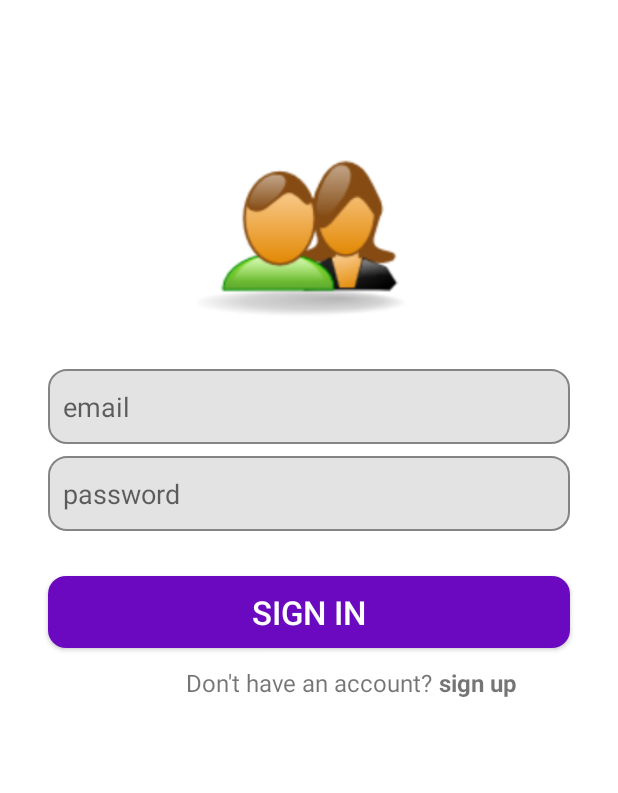
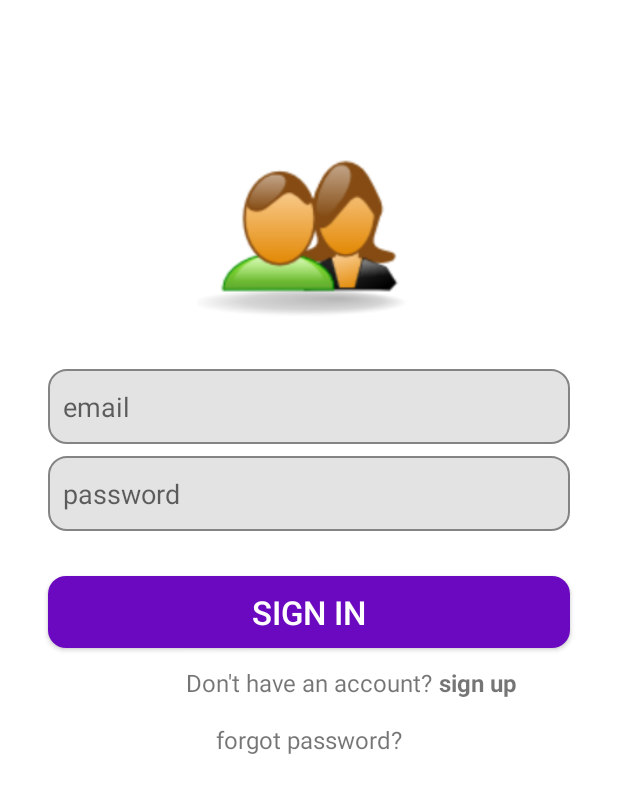
Before and after one commit to umutcansahinn/BudgetApp, an Android app: the screen it shows after launch (MainActivity), on a phone screen of 412 x 824 dp. Shown: the top 793 px of the screen. Run offline under Robolectric (Android 15) with nearby library versions, the phone set to English and light mode, and no system bars; our stand-ins replace Dagger/Hilt's generated code, Firebase (no records; nobody signed in at launch, a user with empty details on screens opened directly), navigation-ui; Roboto replaces fonts that are not available here.

Commit message:
added forgot password feature

```diff
--- a/app/src/main/AndroidManifest.xml
+++ b/app/src/main/AndroidManifest.xml
@@ -2,6 +2,8 @@
 <manifest xmlns:android="http://schemas.android.com/apk/res/android"
     xmlns:tools="http://schemas.android.com/tools">
 
+    <uses-permission android:name="android.permission.INTERNET">
+    </uses-permission>
     <application
         android:name=".HiltApplication"
         android:allowBackup="true"
--- a/app/src/main/java/com/example/paranikontrolet/data/repository/FirebaseAuthenticatorImpl.kt
+++ b/app/src/main/java/com/example/paranikontrolet/data/repository/FirebaseAuthenticatorImpl.kt
@@ -36,4 +36,9 @@ class FirebaseAuthenticatorImpl @Inject constructor(
         return auth.currentUser
     }
 
+    override suspend fun forgotPassword(email: String): Task<Void> {
+        return auth.sendPasswordResetEmail(email)
+    }
+
+
 }
--- a/app/src/main/java/com/example/paranikontrolet/di/AppModule.kt
+++ b/app/src/main/java/com/example/paranikontrolet/di/AppModule.kt
@@ -54,7 +54,8 @@ object AppModule {
             signInUseCase = SignInUseCase(auth = auth),
             signOutUseCase = SignOutUseCase(auth = auth),
             signUpUseCase = SignUpUseCase(auth = auth),
-            getCurrentUserInfoUseCase = GetCurrentUserInfoUseCase(auth = auth)
+            getCurrentUserInfoUseCase = GetCurrentUserInfoUseCase(auth = auth),
+            forgotPasswordUseCase = ForgotPasswordUseCase(auth = auth)
         )
     }
     @Provides
--- a/app/src/main/java/com/example/paranikontrolet/domain/repository/FirebaseAuthenticator.kt
+++ b/app/src/main/java/com/example/paranikontrolet/domain/repository/FirebaseAuthenticator.kt
@@ -21,4 +21,6 @@ interface FirebaseAuthenticator {
     suspend fun getCurrentUser(): Boolean
 
     suspend fun getCurrentUserInfo(): FirebaseUser?
+
+    suspend fun forgotPassword(email: String): Task<Void>
 }
--- a/app/src/main/java/com/example/paranikontrolet/domain/usecase/AuthUseCase.kt
+++ b/app/src/main/java/com/example/paranikontrolet/domain/usecase/AuthUseCase.kt
@@ -7,5 +7,6 @@ data class AuthUseCase(
     val signInUseCase: SignInUseCase,
     val signOutUseCase: SignOutUseCase,
     val signUpUseCase: SignUpUseCase,
-    val getCurrentUserInfoUseCase: GetCurrentUserInfoUseCase
+    val getCurrentUserInfoUseCase: GetCurrentUserInfoUseCase,
+    val forgotPasswordUseCase: ForgotPasswordUseCase
 )
--- /dev/null
+++ b/app/src/main/java/com/example/paranikontrolet/domain/usecase/firebase_auth_usecase/ForgotPasswordUseCase.kt
@@ -0,0 +1,13 @@
+package com.example.paranikontrolet.domain.usecase.firebase_auth_usecase
+
+import com.example.paranikontrolet.domain.repository.FirebaseAuthenticator
+import com.google.android.gms.tasks.Task
+import javax.inject.Inject
+
+class ForgotPasswordUseCase @Inject constructor(
+    private val auth: FirebaseAuthenticator
+) {
+    suspend operator fun invoke(email: String): Task<Void> {
+        return auth.forgotPassword(email)
+    }
+}
--- a/app/src/main/java/com/example/paranikontrolet/ui/sign_in/SignInFragment.kt
+++ b/app/src/main/java/com/example/paranikontrolet/ui/sign_in/SignInFragment.kt
@@ -10,10 +10,6 @@ import androidx.navigation.fragment.findNavController
 import com.example.paranikontrolet.R
 import com.example.paranikontrolet.databinding.FragmentSignInBinding
 import com.example.paranikontrolet.ui.base.BaseFragment
-import com.example.paranikontrolet.utils.Resource
-import com.example.paranikontrolet.utils.gone
-import com.example.paranikontrolet.utils.showSnackbar
-import com.example.paranikontrolet.utils.visible
 import dagger.hilt.android.AndroidEntryPoint
 
 @AndroidEntryPoint
@@ -58,20 +54,6 @@ class SignInFragment : BaseFragment() {
 
                }
            }
-
-        /* when(it) {
-                is Resource.Success -> {
-                    binding.progressBar.gone()
-                    findNavController().navigate(R.id.action_signInFragment_to_navigation_home)
-                }
-                is Resource.Error -> {
-                    binding.progressBar.gone()
-                    requireView().showSnackbar(it.message.toString())
-                }
-                is Resource.Loading -> {
-                    binding.progressBar.visible()
-                }
-            }*/
         }
     }
 
@@ -86,6 +68,10 @@ class SignInFragment : BaseFragment() {
             textViewSignUp.setOnClickListener {
                 findNavController().navigate(R.id.action_signInFragment_to_signUpFragment)
             }
+
+            textViewForgotPassword.setOnClickListener {
+                findNavController().navigate(R.id.action_navigation_sign_in_to_forgotPassword)
+            }
         }
         bottomNavigationViewVisibility = View.GONE
         toolbarVisibility = false
--- a/app/src/main/res/layout/fragment_sign_in.xml
+++ b/app/src/main/res/layout/fragment_sign_in.xml
@@ -90,6 +90,17 @@
         android:textSize="16sp">
     </TextView>
 
+    <TextView
+        android:layout_width="wrap_content"
+        android:layout_height="wrap_content"
+        android:id="@+id/textViewForgotPassword"
+        android:text="@string/forgot_password"
+        app:layout_constraintLeft_toLeftOf="parent"
+        app:layout_constraintRight_toRightOf="parent"
+        app:layout_constraintTop_toBottomOf="@id/buttonSignIn"
+        android:layout_marginTop="50dp"
+        android:textSize="16sp">
+    </TextView>
 
 
     <ProgressBar
--- a/app/src/main/res/navigation/mobile_navigation.xml
+++ b/app/src/main/res/navigation/mobile_navigation.xml
@@ -53,6 +53,9 @@
         <action
             android:id="@+id/action_signInFragment_to_signUpFragment"
             app:destination="@id/navigation_sign_up" />
+        <action
+            android:id="@+id/action_navigation_sign_in_to_forgotPassword"
+            app:destination="@id/forgotPassword" />
     </fragment>
     <fragment
         android:id="@+id/navigation_sign_up"
@@ -73,4 +76,13 @@
         android:name="com.example.paranikontrolet.ui.chart.ChartFragment"
         android:label="@string/title_chart"
         tools:layout="@layout/fragment_chart" />
+    <fragment
+        android:id="@+id/forgotPassword"
+        android:name="com.example.paranikontrolet.ui.forgot_password.ForgotPasswordFragment"
+        android:label="Forgot Password"
+        tools:layout="@layout/fragment_forgot_password" >
+        <action
+            android:id="@+id/action_forgotPassword_to_navigation_sign_in"
+            app:destination="@id/navigation_sign_in" />
+    </fragment>
 </navigation>
--- a/app/src/main/res/values/strings.xml
+++ b/app/src/main/res/values/strings.xml
@@ -10,7 +10,7 @@
     <string name="sign_in">SIGN IN</string>
     <string name="email">email</string>
     <string name="password">password</string>
-    <string name="forgot_password">forgot password</string>
+    <string name="forgot_password">forgot password?</string>
     <string name="name">name</string>
     <string name="verify_password">Verify Password</string>
     <string name="sign_up">sign up</string>
```
Also changed, not shown: app/src/main/java/com/example/paranikontrolet/ui/forgot_password/ForgotPasswordFragment.kt (added, +65 -0 lines), app/src/main/java/com/example/paranikontrolet/ui/forgot_password/ForgotPasswordViewModel.kt (added, +37 -0 lines), app/src/main/res/layout/fragment_forgot_password.xml (added, +42 -0 lines).
